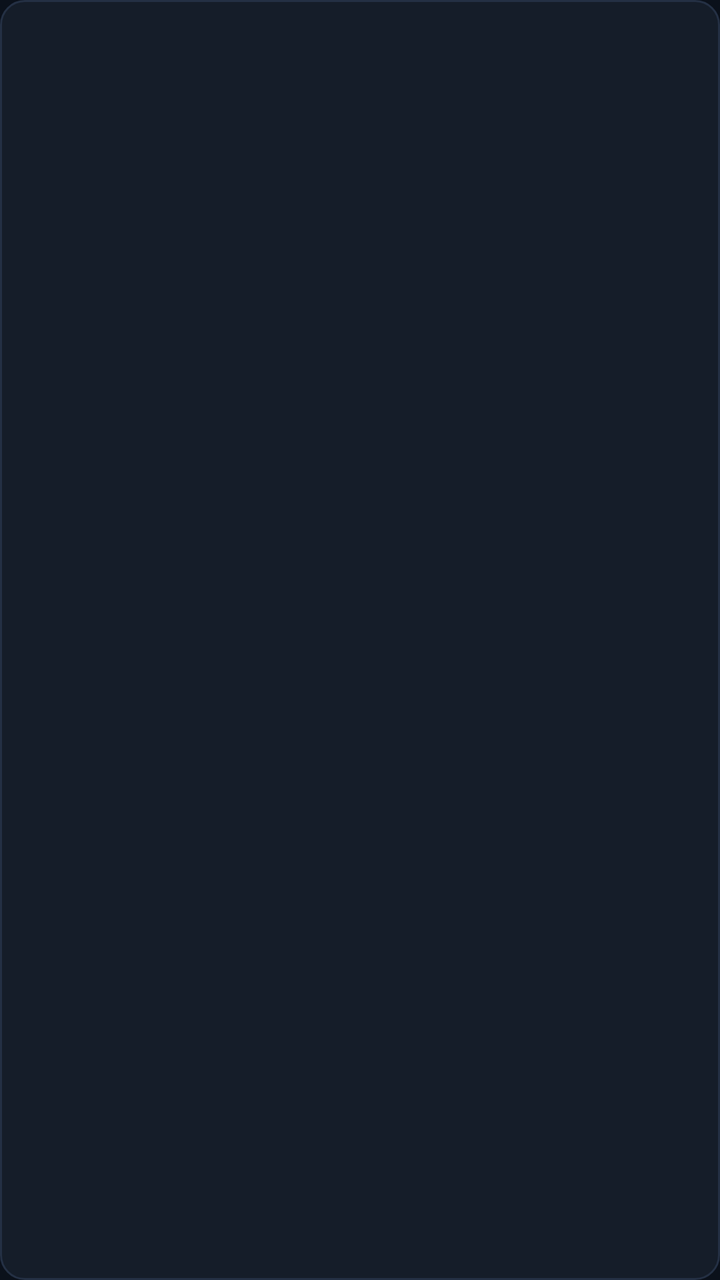
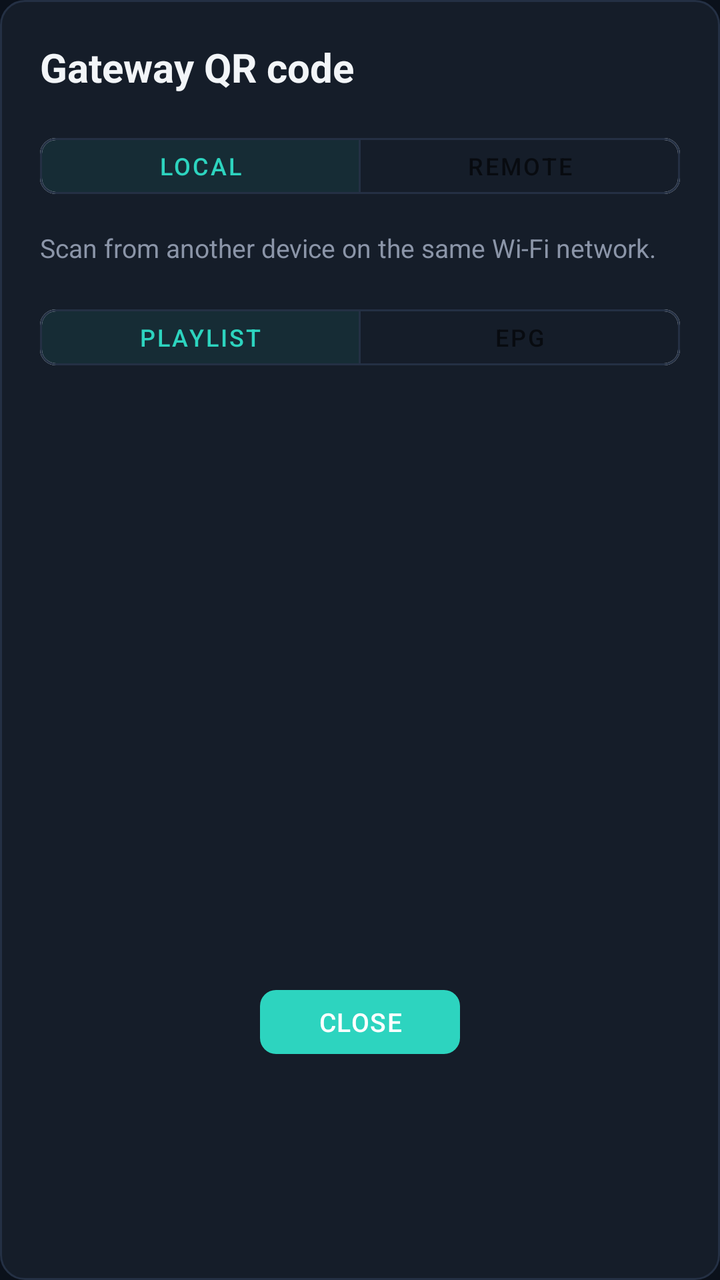

Before-and-after screenshots of an Android layout around one commit, followed by the original layout XML and the change that was made.
<!-- AndroidManifest.xml: application theme Theme.StepDaddyGateway -->
<!-- res/layout/dialog_qr_code.xml -->
<?xml version="1.0" encoding="utf-8"?>
<LinearLayout xmlns:android="http://schemas.android.com/apk/res/android"
    android:layout_width="match_parent"
    android:layout_height="wrap_content"
    android:background="@drawable/bg_card"
    android:gravity="center"
    android:orientation="vertical"
    android:padding="20dp">

    <ImageView
        android:id="@+id/imageQrCode"
        android:layout_width="240dp"
        android:layout_height="240dp"
        android:contentDescription="@string/action_qr_code"
        android:scaleType="fitCenter" />

    <TextView
        android:id="@+id/textQrUrl"
        android:layout_width="match_parent"
        android:layout_height="wrap_content"
        android:layout_marginTop="12dp"
        android:gravity="center"
        android:textColor="@color/url_accent"
        android:textIsSelectable="true"
        android:textSize="12sp" />
</LinearLayout>
<!-- resources referenced by this layout -->
<resources>
  <color name="url_accent">#5FD48A</color>
  <color name="primary">#2DD4BF</color>
  <color name="primary_dark">#14B8A6</color>
  <color name="background">#0B111B</color>
  <!-- unchanged entries left out for length: 5 -->
</resources>

<!-- the commit's change to res/layout/dialog_qr_code.xml (unified diff, before → after) -->
@@ -1,26 +1,219 @@
 <?xml version="1.0" encoding="utf-8"?>
-<LinearLayout xmlns:android="http://schemas.android.com/apk/res/android"
+<ScrollView xmlns:android="http://schemas.android.com/apk/res/android"
+    xmlns:app="http://schemas.android.com/apk/res-auto"
     android:layout_width="match_parent"
     android:layout_height="wrap_content"
-    android:background="@drawable/bg_card"
-    android:gravity="center"
-    android:orientation="vertical"
-    android:padding="20dp">
-
-    <ImageView
-        android:id="@+id/imageQrCode"
-        android:layout_width="240dp"
-        android:layout_height="240dp"
-        android:contentDescription="@string/action_qr_code"
-        android:scaleType="fitCenter" />
-
-    <TextView
-        android:id="@+id/textQrUrl"
+    android:fillViewport="true">
+
+    <LinearLayout
         android:layout_width="match_parent"
         android:layout_height="wrap_content"
-        android:layout_marginTop="12dp"
-        android:gravity="center"
-        android:textColor="@color/url_accent"
-        android:textIsSelectable="true"
-        android:textSize="12sp" />
-</LinearLayout>
+        android:background="@drawable/bg_card"
+        android:orientation="vertical"
+        android:padding="20dp">
+
+        <TextView
+            android:layout_width="match_parent"
+            android:layout_height="wrap_content"
+            android:text="@string/dialog_qr_title"
+            android:textColor="@color/on_background"
+            android:textSize="20sp"
+            android:textStyle="bold" />
+
+        <com.google.android.material.button.MaterialButtonToggleGroup
+            android:id="@+id/toggleAccessMode"
+            android:layout_width="match_parent"
+            android:layout_height="wrap_content"
+            android:layout_marginTop="16dp"
+            app:checkedButton="@id/buttonAccessLocal"
+            app:selectionRequired="true"
+            app:singleSelection="true">
+
+            <com.google.android.material.button.MaterialButton
+                android:id="@+id/buttonAccessLocal"
+                style="@style/Widget.StepDaddyGateway.TvButton.Outlined"
+                android:layout_width="0dp"
+                android:layout_height="wrap_content"
+                android:layout_weight="1"
+                android:focusable="true"
+                android:nextFocusDown="@id/toggleUrlType"
+                android:text="@string/qr_access_local" />
+
+            <com.google.android.material.button.MaterialButton
+                android:id="@+id/buttonAccessRemote"
+                style="@style/Widget.StepDaddyGateway.TvButton.Outlined"
+                android:layout_width="0dp"
+                android:layout_height="wrap_content"
+                android:layout_weight="1"
+                android:focusable="true"
+                android:nextFocusDown="@id/editRemoteBaseUrl"
+                android:text="@string/qr_access_remote" />
+        </com.google.android.material.button.MaterialButtonToggleGroup>
+
+        <TextView
+            android:id="@+id/textLocalHelper"
+            android:layout_width="match_parent"
+            android:layout_height="wrap_content"
+            android:layout_marginTop="12dp"
+            android:text="@string/qr_local_helper"
+            android:textColor="@color/on_background_muted"
+            android:textSize="13sp" />
+
+        <LinearLayout
+            android:id="@+id/layoutRemoteSection"
+            android:layout_width="match_parent"
+            android:layout_height="wrap_content"
+            android:layout_marginTop="12dp"
+            android:orientation="vertical"
+            android:visibility="gone">
+
+            <com.google.android.material.textfield.TextInputLayout
+                android:layout_width="match_parent"
+                android:layout_height="wrap_content"
+                android:hint="@string/qr_remote_base_url_hint">
+
+                <com.google.android.material.textfield.TextInputEditText
+                    android:id="@+id/editRemoteBaseUrl"
+                    android:layout_width="match_parent"
+                    android:layout_height="wrap_content"
+                    android:focusable="true"
+                    android:inputType="textUri"
+                    android:minHeight="48dp"
+                    android:nextFocusDown="@id/cardPortForwardWarning" />
+            </com.google.android.material.textfield.TextInputLayout>
+
+            <LinearLayout
+                android:id="@+id/cardPortForwardWarning"
+                android:layout_width="match_parent"
+                android:layout_height="wrap_content"
+                android:layout_marginTop="12dp"
+                android:background="@drawable/bg_qr_warning_card"
+                android:focusable="true"
+                android:nextFocusDown="@id/buttonHowItWorks"
+                android:orientation="vertical"
+                android:padding="14dp">
+
+                <TextView
+                    android:id="@+id/textPortForwardWarning"
+                    android:layout_width="match_parent"
+                    android:layout_height="wrap_content"
+                    android:textColor="@color/status_warn"
+                    android:textSize="13sp" />
+            </LinearLayout>
+
+            <com.google.android.material.button.MaterialButton
+                android:id="@+id/buttonHowItWorks"
+                style="@style/Widget.StepDaddyGateway.TvButton.Outlined"
+                android:layout_width="wrap_content"
+                android:layout_height="wrap_content"
+                android:layout_marginTop="8dp"
+                android:focusable="true"
+                android:nextFocusDown="@id/toggleUrlType"
+                android:text="@string/qr_how_it_works"
+                app:icon="@drawable/ic_chevron_right" />
+
+            <LinearLayout
+                android:id="@+id/layoutHowItWorksSteps"
+                android:layout_width="match_parent"
+                android:layout_height="wrap_content"
+                android:layout_marginTop="8dp"
+                android:orientation="vertical"
+                android:visibility="gone">
+
+                <TextView
+                    android:layout_width="match_parent"
+                    android:layout_height="wrap_content"
+                    android:text="@string/qr_how_it_works_step_1"
+                    android:textColor="@color/on_background_muted"
+                    android:textSize="12sp" />
+
+                <TextView
+                    android:id="@+id/textHowItWorksStep2"
+                    android:layout_width="match_parent"
+                    android:layout_height="wrap_content"
+                    android:layout_marginTop="4dp"
+                    android:textColor="@color/on_background_muted"
+                    android:textSize="12sp" />
+
+                <TextView
+                    android:layout_width="match_parent"
+                    android:layout_height="wrap_content"
+                    android:layout_marginTop="4dp"
+                    android:text="@string/qr_how_it_works_step_3"
+                    android:textColor="@color/on_background_muted"
+                    android:textSize="12sp" />
+            </LinearLayout>
+        </LinearLayout>
+
+        <com.google.android.material.button.MaterialButtonToggleGroup
+            android:id="@+id/toggleUrlType"
+            android:layout_width="match_parent"
+            android:layout_height="wrap_content"
+            android:layout_marginTop="16dp"
+            app:checkedButton="@id/buttonUrlPlaylist"
+            app:selectionRequired="true"
+            app:singleSelection="true">
+
+            <com.google.android.material.button.MaterialButton
+                android:id="@+id/buttonUrlPlaylist"
+                style="@style/Widget.StepDaddyGateway.TvButton.Outlined"
+                android:layout_width="0dp"
+                android:layout_height="wrap_content"
+                android:layout_weight="1"
+                android:focusable="true"
+                android:nextFocusDown="@id/imageQrCode"
+                android:text="@string/qr_url_playlist" />
+
+            <com.google.android.material.button.MaterialButton
+                android:id="@+id/buttonUrlEpg"
+                style="@style/Widget.StepDaddyGateway.TvButton.Outlined"
+                android:layout_width="0dp"
+                android:layout_height="wrap_content"
+                android:layout_weight="1"
+                android:focusable="true"
+                android:nextFocusDown="@id/imageQrCode"
+                android:text="@string/qr_url_epg" />
+        </com.google.android.material.button.MaterialButtonToggleGroup>
+
+        <ImageView
+            android:id="@+id/imageQrCode"
+            android:layout_width="240dp"
+            android:layout_height="240dp"
+            android:layout_gravity="center_horizontal"
+            android:layout_marginTop="16dp"
+            android:contentDescription="@string/action_qr_code"
+            android:focusable="true"
+            android:nextFocusDown="@id/textQrUrl"
+            android:scaleType="fitCenter" />
+
+        <TextView
+            android:id="@+id/textQrUrl"
+            android:layout_width="match_parent"
+            android:layout_height="wrap_content"
+            android:layout_marginTop="12dp"
+            android:gravity="center"
+            android:textColor="@color/url_accent"
+            android:textIsSelectable="true"
+            android:textSize="12sp" />
+
+        <TextView
+            android:id="@+id/textQrError"
+            android:layout_width="match_parent"
+            android:layout_height="wrap_content"
+            android:layout_marginTop="8dp"
+            android:gravity="center"
+            android:textColor="@color/status_error"
+            android:textSize="12sp"
+            android:visibility="gone" />
+
+        <com.google.android.material.button.MaterialButton
+            android:id="@+id/buttonQrClose"
+            style="@style/Widget.StepDaddyGateway.TvButton"
+            android:layout_width="wrap_content"
+            android:layout_height="wrap_content"
+            android:layout_gravity="center_horizontal"
+            android:layout_marginTop="16dp"
+            android:focusable="true"
+            android:text="@string/qr_close" />
+    </LinearLayout>
+</ScrollView>
<!-- resource entries referenced after the edit -->
@@ -1,6 +1,83 @@
 <!-- resources referenced by this layout -->
 <resources>
+  <color name="on_background">#F2F5F8</color>
+  <color name="on_background_muted">#8B95A8</color>
+  <color name="status_error">#FF6B6B</color>
+  <color name="status_warn">#F5C451</color>
   <color name="url_accent">#5FD48A</color>
+  <!-- drawable bg_qr_warning_card (drawable) -->
+  <?xml version="1.0" encoding="utf-8"?>
+  <shape xmlns:android="http://schemas.android.com/apk/res/android"
+      android:shape="rectangle">
+      <solid android:color="#2A2218" />
+      <stroke
+          android:width="1dp"
+          android:color="@color/status_warn" />
+      <corners android:radius="8dp" />
+  </shape>
+  <!-- drawable ic_chevron_right (drawable) -->
+  <?xml version="1.0" encoding="utf-8"?>
+  <vector xmlns:android="http://schemas.android.com/apk/res/android"
+      android:width="24dp"
+      android:height="24dp"
+      android:viewportWidth="24"
+      android:viewportHeight="24">
+      <path
+          android:fillColor="#8B95A8"
+          android:pathData="M10,6L8.59,7.41L13.17,12l-4.58,4.59L10,18l6,-6z" />
+  </vector>
+  <string name="dialog_qr_title">Gateway QR code</string>
+  <string name="qr_access_local">Local</string>
+  <string name="qr_access_remote">Remote</string>
+  <string name="qr_close">Close</string>
+  <string name="qr_how_it_works">How it works</string>
+  <string name="qr_how_it_works_step_1">• On your router, open port forwarding / NAT settings.</string>
+  <string name="qr_how_it_works_step_3">• Enter your public IP or DDNS hostname above, then scan the QR code from outside your home Wi‑Fi.</string>
+  <string name="qr_local_helper">Scan from another device on the same Wi‑Fi network.</string>
+  <string name="qr_remote_base_url_hint">Public base URL (e.g. http://your-public-ip:3000)</string>
+  <string name="qr_url_epg">EPG</string>
+  <string name="qr_url_playlist">Playlist</string>
+  <style name="Widget.StepDaddyGateway.TvButton" parent="Widget.MaterialComponents.Button">
+          <item name="android:minHeight">44dp</item>
+          <item name="android:minWidth">100dp</item>
+          <item name="android:focusable">true</item>
+          <item name="android:foreground">@drawable/tv_button_focused</item>
+          <item name="android:stateListAnimator">@animator/tv_button_focus_scale</item>
+          <item name="android:textSize">13sp</item>
+          <item name="android:textAllCaps">true</item>
+          <item name="android:letterSpacing">0.04</item>
+          <item name="cornerRadius">8dp</item>
+          <item name="iconGravity">textStart</item>
+          <item name="iconPadding">8dp</item>
+          <item name="iconTint">@color/on_background</item>
+      </style>
+  <style name="Widget.StepDaddyGateway.TvButton.Outlined" parent="Widget.MaterialComponents.Button.OutlinedButton">
+          <item name="android:minHeight">40dp</item>
+          <item name="android:minWidth">88dp</item>
+          <item name="android:focusable">true</item>
+          <item name="android:foreground">@drawable/tv_button_focused</item>
+          <item name="android:stateListAnimator">@animator/tv_button_focus_scale</item>
+          <item name="android:textSize">12sp</item>
+          <item name="android:textAllCaps">true</item>
+          <item name="strokeColor">@color/panel_border</item>
+          <item name="cornerRadius">8dp</item>
+          <item name="iconGravity">textStart</item>
+          <item name="iconPadding">6dp</item>
+          <item name="iconTint">@color/on_background</item>
+      </style>
+  <!-- drawable tv_button_focused (drawable) -->
+  <?xml version="1.0" encoding="utf-8"?>
+  <selector xmlns:android="http://schemas.android.com/apk/res/android">
+      <item android:state_focused="true">
+          <shape android:shape="rectangle">
+              <stroke
+                  android:width="3dp"
+                  android:color="@color/primary" />
+              <corners android:radius="10dp" />
+              <solid android:color="@android:color/transparent" />
+          </shape>
+      </item>
+  </selector>
   <color name="primary">#2DD4BF</color>
   <color name="primary_dark">#14B8A6</color>
   <color name="background">#0B111B</color>
